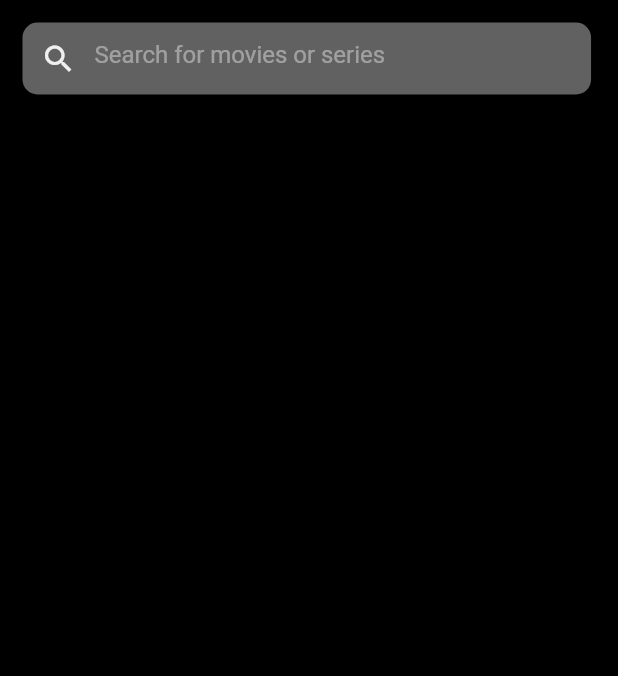
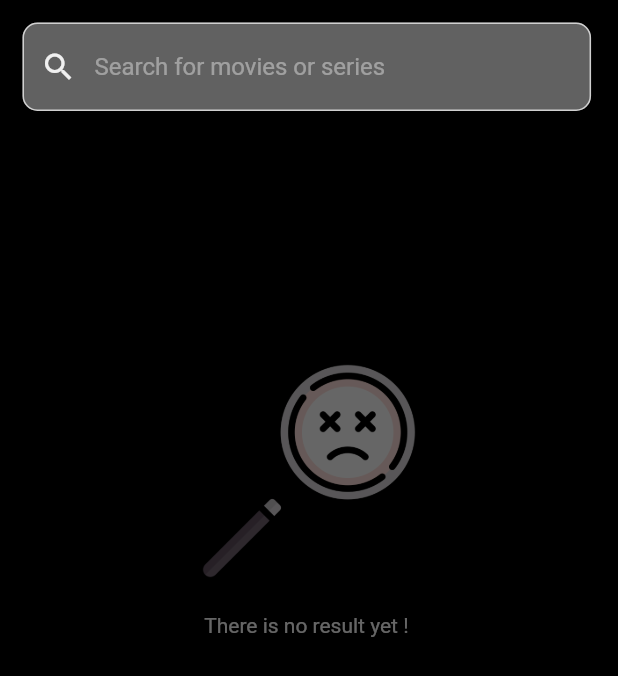
Before and after one commit to enescunediogluu/moviable-xetz, a Flutter app: the SearchPage screen opened directly, on a phone screen of 412 x 824 dp. Shown: the top 676 px of the screen. Run offline on Flutter 3.47's test engine with Material 2 defaults, Android fonts, the phone set to English and light mode, and no system bars; our stand-ins replace auto_size_text, carousel_slider, firebase_auth, firebase_core, google_fonts; missing offline and left inert: tmdb_api; accounts and stored records are empty; network calls fail.

Commit message:
navigation bar added, search page bugs fixed

```diff
--- a/lib/pages/main/search_page.dart
+++ b/lib/pages/main/search_page.dart
@@ -1,3 +1,5 @@
+// ignore_for_file: non_constant_identifier_names
+
 import 'dart:developer';
 
 import 'package:flutter/material.dart';
@@ -58,29 +60,54 @@ class _SearchPageState extends State<SearchPage> {
                       });
                     },
                     cursorColor: Colors.amber,
-                    decoration: InputDecoration(
-                      prefixIcon: Icon(
-                        Icons.search,
-                        color: Colors.white.withOpacity(0.9),
-                      ),
-                      hintText: 'Search for movies or series',
-                      hintStyle:
-                          TextStyle(color: Colors.white.withOpacity(0.4)),
-                      enabledBorder: InputBorder.none,
-                      focusedBorder: OutlineInputBorder(
-                          borderSide: const BorderSide(color: Colors.amber),
-                          borderRadius: BorderRadius.circular(10)),
-                      errorBorder: InputBorder.none,
-                    ),
+                    decoration: SearchBarDecoration(),
                   ),
                 ),
               ],
             ),
           ),
+          searchText.isEmpty
+              ? Opacity(
+                  opacity: 0.4,
+                  child: Column(
+                    children: [
+                      const SizedBox(
+                        height: 150,
+                      ),
+                      Image.asset(
+                        'assets/no_result.png',
+                        height: 150,
+                      ),
+                      const SizedBox(
+                        height: 20,
+                      ),
+                      const Text('There is no result yet ! ')
+                    ],
+                  ),
+                )
+              : Container(),
           MovieSearchResults(results: movieSearchResults),
           SeriesSearchResults(results: serieSearchResults)
         ],
       ),
     );
   }
+
+  InputDecoration SearchBarDecoration() {
+    return InputDecoration(
+      prefixIcon: Icon(
+        Icons.search,
+        color: Colors.white.withOpacity(0.9),
+      ),
+      hintText: 'Search for movies or series',
+      hintStyle: TextStyle(color: Colors.white.withOpacity(0.4)),
+      enabledBorder: OutlineInputBorder(
+          borderSide: BorderSide(color: Colors.white.withOpacity(0.7)),
+          borderRadius: BorderRadius.circular(10)),
+      focusedBorder: OutlineInputBorder(
+          borderSide: const BorderSide(color: Colors.amber),
+          borderRadius: BorderRadius.circular(10)),
+      errorBorder: InputBorder.none,
+    );
+  }
 }
```
Also changed, not shown: lib/main.dart (+44 -3 lines), lib/pages/auth/login_page.dart (+25 -3 lines), lib/pages/auth/verify_email.dart (deleted, +0 -10 lines), lib/pages/auth/verify_email_page.dart (added, +116 -0 lines), lib/pages/main/profile_page.dart (added, +79 -0 lines), lib/pages/navbar_trial.dart (+8 -1 lines), lib/services/auth_service.dart (+14 -0 lines), assets/no_result.png (added).
